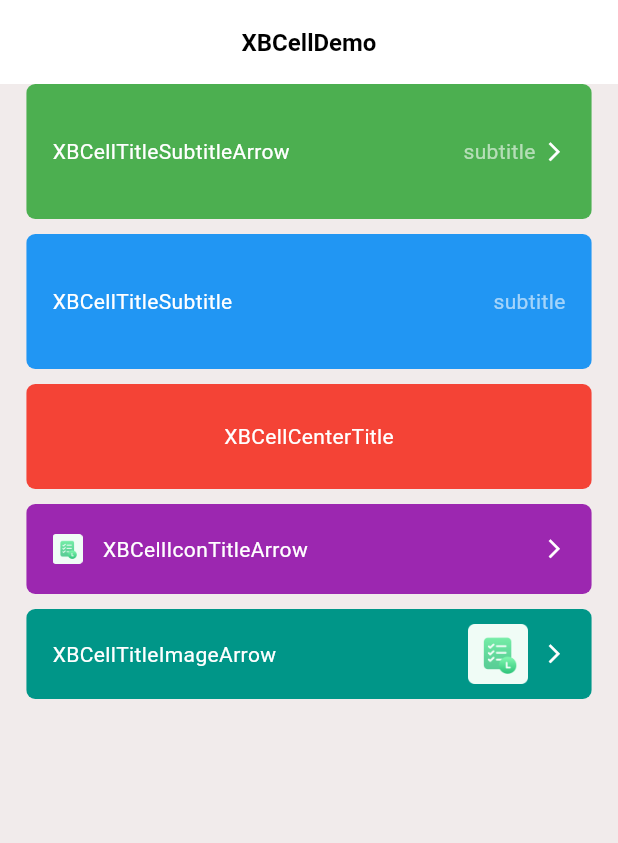
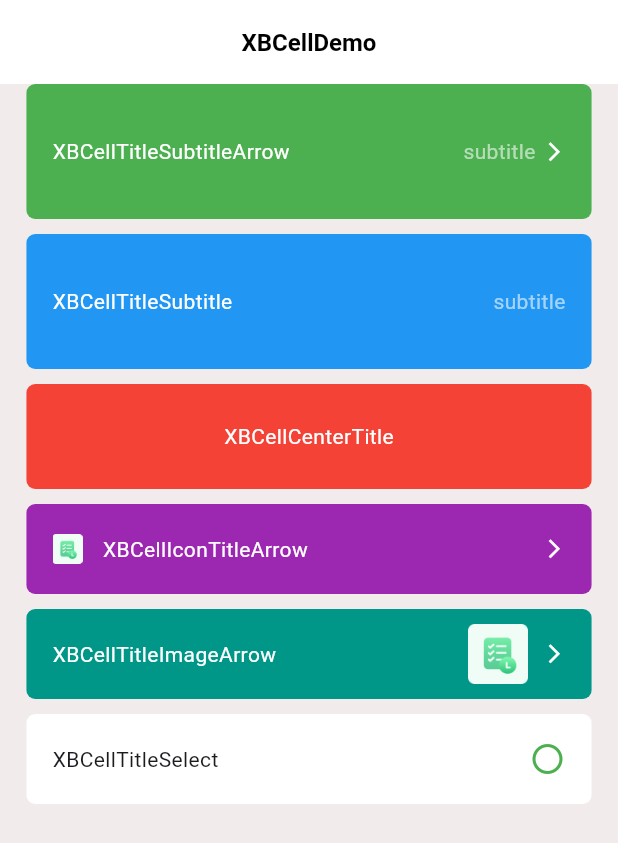
Before and after one commit to huisedediao/xb_scaffold, a Flutter app: the screen it shows after launch, on a phone screen of 412 x 824 dp. Shown: the top 843 px of the screen. Run offline on Flutter 3.47's test engine with Material 3 defaults, Android fonts, the phone set to English and light mode, and no system bars; our stand-ins replace cached_network_image, dio, logger; missing offline and left inert: dart:html.

Commit message:
添加cell

```diff
--- a/example/lib/home.dart
+++ b/example/lib/home.dart
@@ -125,6 +125,27 @@ class Home extends XBPage<HomeVM> {
             arrowColor: Colors.white,
           );
         }
+        if (index == 5) {
+          return XBCellTitleSelect(
+              contentBorderRadius: BorderRadius.circular(6),
+              title: title,
+              isSelected: vm.isSelected,
+              margin: EdgeInsets.only(
+                left: spaces.gapDef,
+                right: spaces.gapDef,
+              ),
+              contentHeight: 40,
+              padding: EdgeInsets.only(
+                  left: spaces.gapDef,
+                  right: spaces.gapDef,
+                  top: 10,
+                  bottom: 10),
+              // imageSize: const Size(20, 20),
+              backgroundColor: Colors.white,
+              selectedColor: Colors.green,
+              unSelectedColor: Colors.green,
+              onTap: vm.onSelectChange);
+        }
         return Container(
           color: colors.randColor,
           height: 50,
--- a/example/lib/home_vm.dart
+++ b/example/lib/home_vm.dart
@@ -9,6 +9,13 @@ class HomeVM extends XBPageVM<Home> {
         "XBCellTitleSubtitle",
         "XBCellCenterTitle",
         "XBCellIconTitleArrow",
-        "XBCellTitleImageArrow"
+        "XBCellTitleImageArrow",
+        "XBCellTitleSelect"
       ];
+
+  bool isSelected = false;
+  onSelectChange() {
+    isSelected = !isSelected;
+    notify();
+  }
 }
--- a/lib/src/common/xb_cell/xb_cell.dart
+++ b/lib/src/common/xb_cell/xb_cell.dart
@@ -5,6 +5,7 @@ export 'xb_cell_title_subtitle_arrow.dart';
 export 'xb_cell_title_subtitle.dart';
 export 'xb_cell_icon_title_arrow.dart';
 export 'xb_cell_title_image_arrow.dart';
+export 'xb_cell_title_select.dart';
 
 abstract class XBCell extends StatelessWidget {
   final EdgeInsetsGeometry? margin;
@@ -27,6 +28,7 @@ abstract class XBCell extends StatelessWidget {
     return Padding(
       padding: margin ?? const EdgeInsets.all(0),
       child: XBButton(
+        preventMultiTapMilliseconds: 0,
         onTap: onTap,
         coverTransparentWhileOpacity: true,
         child: ClipRRect(
--- /dev/null
+++ b/lib/src/common/xb_cell/xb_cell_title_select.dart
@@ -0,0 +1,55 @@
+import 'package:flutter/material.dart';
+import 'package:xb_scaffold/xb_scaffold.dart';
+
+class XBCellTitleSelect extends XBCell {
+  final String title;
+  final TextStyle? titleStyle;
+  final double? titleRightPadding;
+  final double? maxTitleWidth;
+  final int? titleMaxLines;
+  final TextOverflow? titleOverflow;
+  final bool isSelected;
+  final Color selectedColor;
+  final Color unSelectedColor;
+  const XBCellTitleSelect(
+      {required this.title,
+      required this.isSelected,
+      this.titleStyle,
+      this.titleRightPadding,
+      this.maxTitleWidth,
+      this.titleMaxLines,
+      this.titleOverflow,
+      this.selectedColor = Colors.blue,
+      this.unSelectedColor = Colors.blue,
+      super.contentHeight,
+      super.margin,
+      super.padding,
+      super.onTap,
+      super.contentBorderRadius,
+      super.backgroundColor,
+      super.key});
+
+  @override
+  Widget buildContent() {
+    return Row(
+      children: [
+        SizedBox(
+          width: maxTitleWidth,
+          child: Text(
+            title,
+            overflow: titleOverflow,
+            style: titleStyle,
+            maxLines: titleMaxLines,
+          ),
+        ),
+        SizedBox(width: titleRightPadding ?? spaces.gapLess),
+        const Spacer(),
+        Icon(
+            isSelected
+                ? Icons.check_circle_outline_rounded
+                : Icons.radio_button_unchecked_rounded,
+            color: isSelected ? selectedColor : unSelectedColor)
+      ],
+    );
+  }
+}
```
